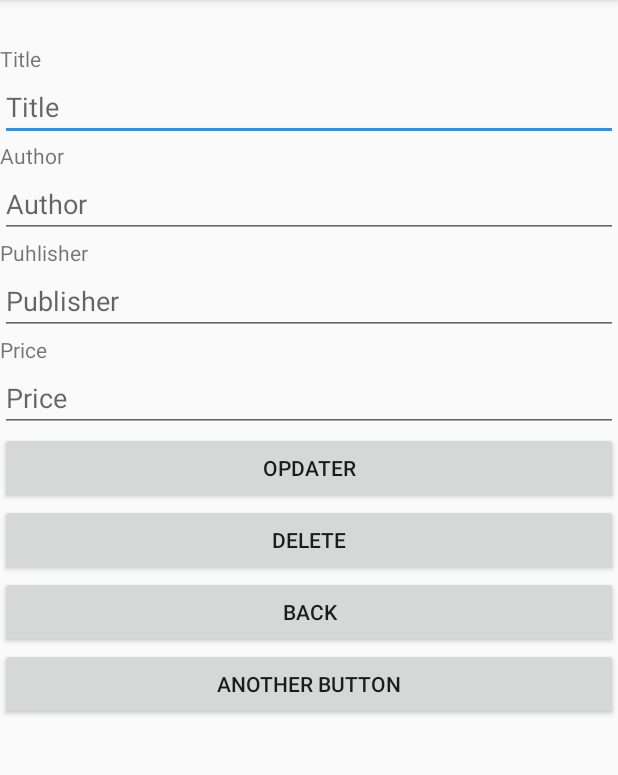
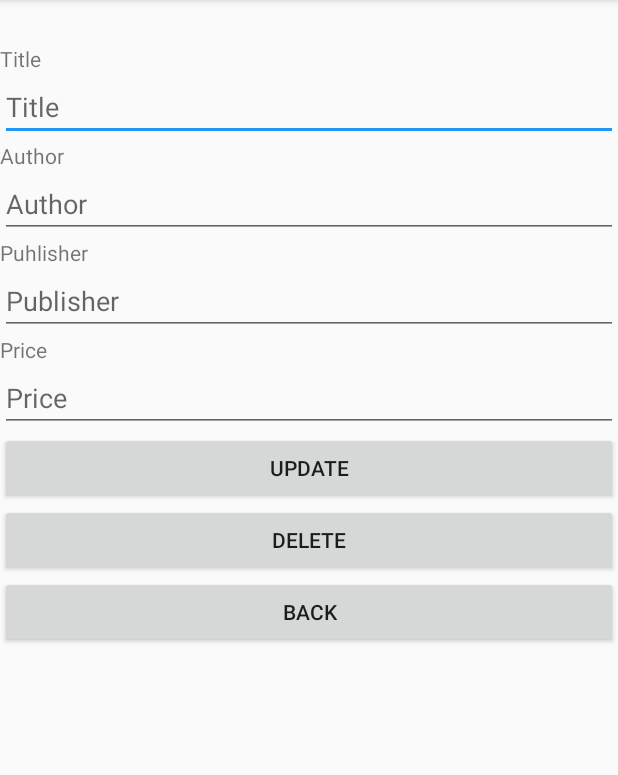
Before and after one commit to andersbor/androidRetrofitBookstore, an Android app: the SingleBookActivity screen opened directly, with no data from a screen before it, on a phone screen of 412 x 824 dp, the part 84-859 px from its top. Run offline under Robolectric (Android 15) with nearby library versions, the phone set to English and light mode, and no system bars; 6 statements that could not run were skipped.

Commit message:
UPDATE GUI updated

```diff
--- a/app/src/main/AndroidManifest.xml
+++ b/app/src/main/AndroidManifest.xml
@@ -11,7 +11,7 @@
         android:supportsRtl="true"
         android:theme="@style/AppTheme"
         android:usesCleartextTraffic="true">
-        <activity android:name=".SingleBookActivity"></activity>
+        <activity android:name=".SingleBookActivity" />
         <activity android:name=".AddBookActivity" />
         <activity
             android:name=".MainActivity"
--- a/app/src/main/java/dk/easj/anbo/retrofitbookstore/ApiUtils.java
+++ b/app/src/main/java/dk/easj/anbo/retrofitbookstore/ApiUtils.java
@@ -6,7 +6,7 @@ class ApiUtils {
     private ApiUtils() {
     }
 
-    public static final String BASE_URL = "http://anbo-restserviceproviderbooks.azurewebsites.net/Service1.svc/";
+    private static final String BASE_URL = "http://anbo-restserviceproviderbooks.azurewebsites.net/Service1.svc/";
 
     public static BookStoreService getBookStoreService() {
 
--- a/app/src/main/java/dk/easj/anbo/retrofitbookstore/Book.java
+++ b/app/src/main/java/dk/easj/anbo/retrofitbookstore/Book.java
@@ -77,6 +77,6 @@ class Book implements Serializable {
     @NonNull
     @Override
     public String toString() {
-        return author + " " + title + " " + publisher + " " + price;
+        return author + ": " + title + " " + publisher + ", " + price;
     }
 }
--- a/app/src/main/res/layout/activity_single_book.xml
+++ b/app/src/main/res/layout/activity_single_book.xml
@@ -81,8 +81,9 @@
                 <Button
                     android:layout_width="match_parent"
                     android:layout_height="wrap_content"
-                    android:onClick="updateBookButtonClicked"
-                    android:text="Opdater" />
+                    android:onClick="updateButtonClicked"
+
+                    android:text="Update" />
 
                 <Button
                     android:layout_width="match_parent"
@@ -96,12 +97,6 @@
                     android:onClick="backButtonClicked"
                     android:text="Back" />
 
-                <Button
-                    android:layout_width="match_parent"
-                    android:layout_height="wrap_content"
-                    android:onClick="anotherButtonClicked"
-                    android:text="Another button" />
-
                 <TextView
                     android:id="@+id/singleBookMessageTextView"
                     android:layout_width="wrap_content"
--- a/app/src/main/res/layout/content_main.xml
+++ b/app/src/main/res/layout/content_main.xml
@@ -20,4 +20,9 @@
             android:layout_height="wrap_content" />
 
     </androidx.swiperefreshlayout.widget.SwipeRefreshLayout>
+
+    <TextView
+        android:id="@+id/mainMessageTextView"
+        android:layout_width="wrap_content"
+        android:layout_height="wrap_content" />
 </LinearLayout>
```
Also changed, not shown: app/src/main/java/dk/easj/anbo/retrofitbookstore/AddBookActivity.java (+2 -6 lines), app/src/main/java/dk/easj/anbo/retrofitbookstore/MainActivity.java (+9 -21 lines), app/src/main/java/dk/easj/anbo/retrofitbookstore/SingleBookActivity.java (+4 -18 lines).
